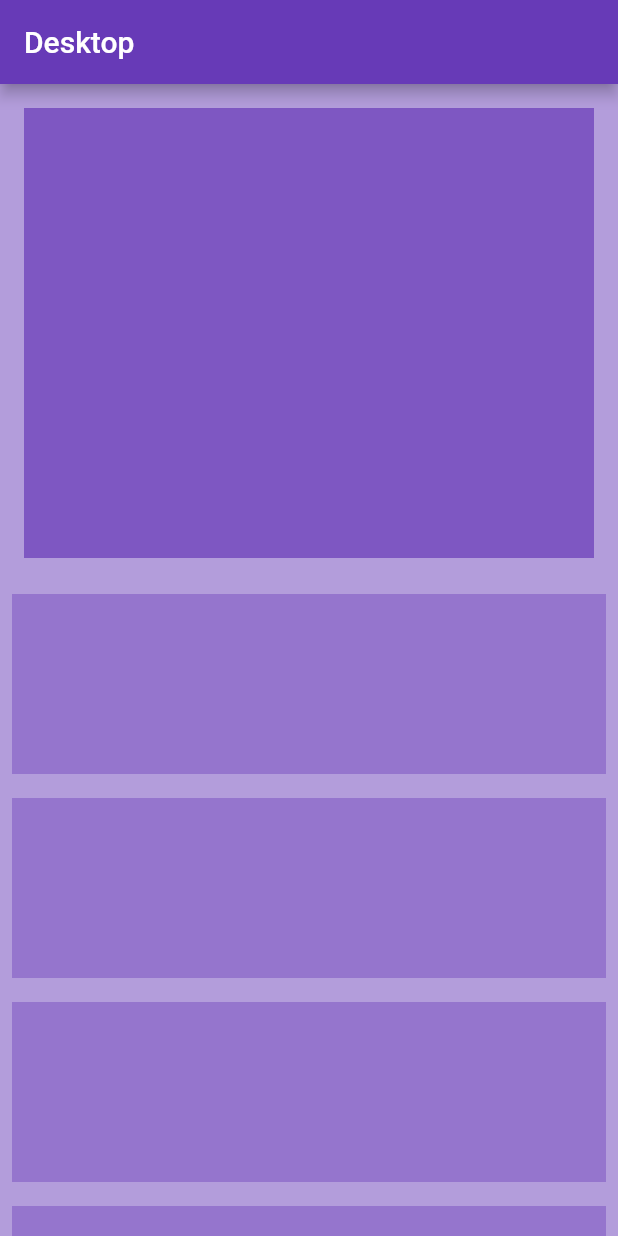
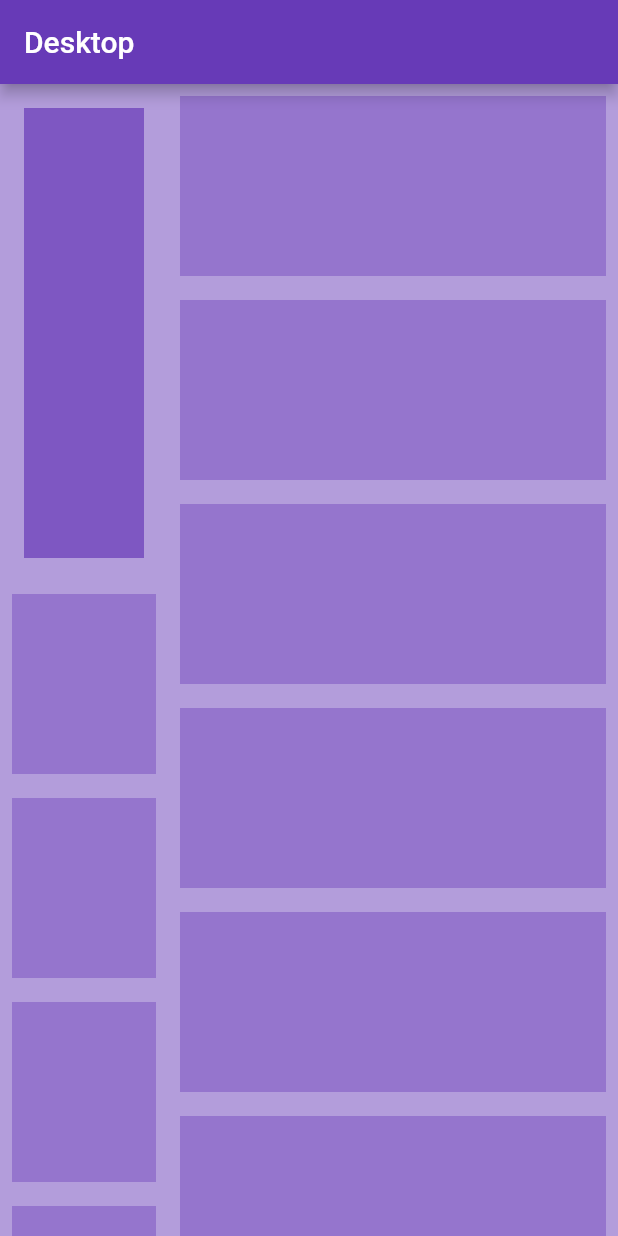
Before and after one commit to yeahsilver/flutter, a Flutter app: the DesktopBody screen opened directly, on a phone screen of 412 x 824 dp. Run offline on Flutter 3.47's test engine with Material 2 defaults, Android fonts, the phone set to English and light mode, and no system bars; our stand-ins replace get, introduction_screen, like_button.

Commit message:
feat: youtube responsive 처리 완료

```diff
--- a/youtube_responsive/lib/responsive/desktop_body.dart
+++ b/youtube_responsive/lib/responsive/desktop_body.dart
@@ -10,7 +10,10 @@
         title: const Text('Desktop'),
       ),
       backgroundColor: Colors.deepPurple[200],
-      body: Column(
+      body: Row(
+        children: [
+          Expanded(
+            child: Column(
               children: [
                 Padding(
                   padding: const EdgeInsets.all(16.0),
@@ -35,6 +38,25 @@
                 )
               ],
             ),
+          ),
+          // Side Panel
+          SizedBox(
+            width: 300,
+            child: ListView.builder(
+              itemCount: 10,
+              itemBuilder: (context, index) {
+                return Padding(
+                  padding: const EdgeInsets.all(8.0),
+                  child: Container(
+                    color: Colors.deepPurple[300],
+                    height: 120,
+                  ),
+                );
+              },
+            ),
+          ),
+        ],
+      ),
     );
   }
 }
```
Lines whose indentation alone changed are shown as unchanged.
